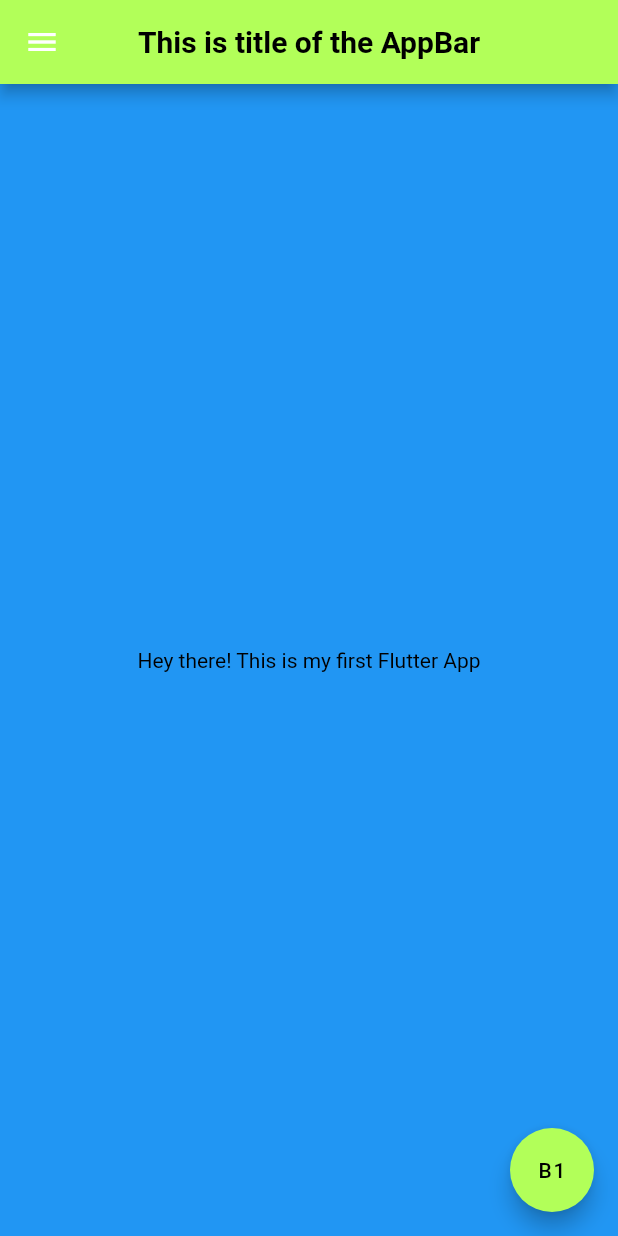
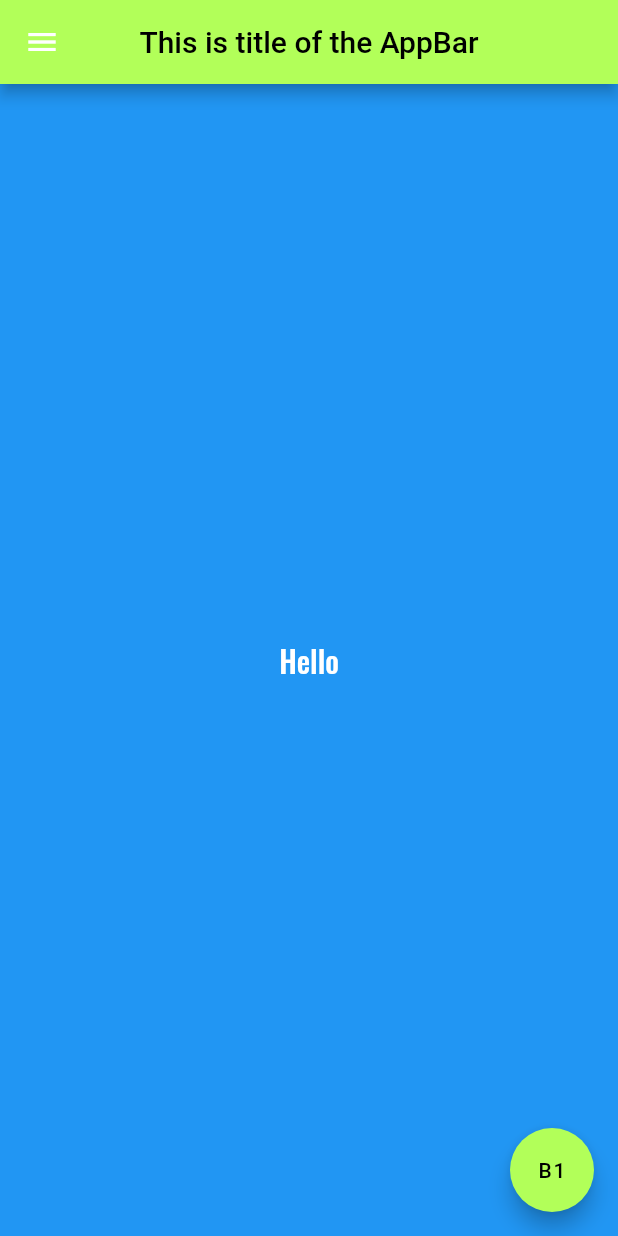
Before and after one commit to AzureSky007/app_1, a Flutter app: the screen it shows after launch, after a tap on "B1", on a phone screen of 412 x 824 dp. Run offline on Flutter 3.47's test engine with Material 2 defaults, Android fonts, the phone set to English and light mode, and no system bars; Roboto replaces fonts that are missing (IndieFlower); project files that could hold a hidden picture were left out.

Commit message:
Third Commit

```diff
--- a/lib/main.dart
+++ b/lib/main.dart
@@ -3,7 +3,17 @@ import 'package:flutter/material.dart';
 void main() {
   runApp(
        MaterialApp(
-          home: Scaffold(
+          home: Test()
+      )
+  );
+}
+
+class Test extends StatelessWidget {
+  // const test({super.key});
+
+  @override
+  Widget build(BuildContext context) {
+    return Scaffold(
       backgroundColor: Colors.blue,
       appBar: AppBar(
         backgroundColor: Colors.lightGreenAccent,
@@ -11,54 +21,104 @@ void main() {
         title: const Text('This is title of the AppBar',
           style: TextStyle(
               color: Colors.black,
-                    fontWeight: FontWeight.bold
+              // fontWeight: FontWeight.bold
           ),
         ),
       ),
-            body:const Center(
-              child: Text("Hey there! This is my first Flutter App",
+
+      body:  Center(
+        child:
+
+        TextButton(
+            onPressed: () {},
+            child: const Text(
+              'Hello',
+              style: TextStyle(
+                color: Colors.white,
+                fontSize: 20,
+                fontFamily: 'Oswald'
+              ),
+            ),
+          )
+
+        // ElevatedButton(
+        //   onPressed: () {},
+        //   child: const Text(
+        //     'Hey there',
+        //     style: TextStyle(
+        //       color: Colors.black,
+        //       ),
+        //     ),
+        //   ),
+
+        // Image(
+        //     image: AssetImage('assets/Cybercity 1.jpg')
+        // ),
+
+        // Text("Hey there! This is my first Flutter App",
+        //   style: TextStyle(
+        //     color: Colors.black,
+        //     fontFamily: 'IndieFlower',
+        //     // fontWeight: FontWeight.bold,
+        //     fontSize: 24,
+        //   ),
+        // ),
+      ),
+
+
+      floatingActionButton: FloatingActionButton(
+        onPressed: () {},
+        backgroundColor: Colors.lightGreenAccent,
+        child: const Text('B1',
           style: TextStyle(
             color: Colors.black,
-                  fontFamily: 'IndieFlower',
-                  // fontWeight: FontWeight.bold,
-                  // fontSize: 24,
           ),
         ),
       ),
-            floatingActionButton: FloatingActionButton(
-              onPressed: () {},
-              backgroundColor: Colors.lightGreenAccent,
-              child: const Text('B1', style: TextStyle(color: Colors.black,),),
-            ),
-            // floatingActionButtonAnimator:FloatingActionButtonAnimator(
+
       drawer: Drawer(
         backgroundColor: Colors.green,
         child: ListView(
           // padding: EdgeInsets.zero,
-
           children: const <Widget>[
             DrawerHeader(
               curve: Curves.easeIn,
               duration: Duration(milliseconds: 1000),
               margin: EdgeInsets.zero,
-                  child: Text('Drawer Header', style: TextStyle(color: Colors.deepPurple, fontSize: 12),),
+              child: Text('Drawer Header',
+                style: TextStyle(
+                    color: Colors.deepPurple,
+                    fontSize: 12
                 ),
-                  ListTile(
-                    leading: Icon(Icons.home),
-                    title: Center(
-                      child: Text('List Tile 1'),
               ),
             ),
             ListTile(
-                    leading: Icon(Icons.settings),
+              leading: Icon(
+                  Icons.home,
+                  color: Colors.white,
+                  size: 35,
+              ),
               title: Center(
-                      child: Text('List Tile 2'),
+                child: Text(
+                    'List Tile 1'
+                ),
+              ),
+            ),
+            ListTile(
+              leading: Icon(
+                  Icons.settings,
+                  color: Colors.purpleAccent,
+                  size:30
+              ),
+              title: Center(
+                child: Text(
+                    'List Tile 2'
+                ),
               ),
             )
           ],
         ),
       ),
-            ),
-            )
     );
   }
+}
```
Also changed, not shown: pubspec.yaml (+6 -13 lines), assets/Car.jpg (added), assets/Cybercity 1.jpg (added), assets/Fantasy 1.jpg (added), assets/Fantasy 2.jpg (added). Lines whose indentation alone changed are shown as unchanged.
